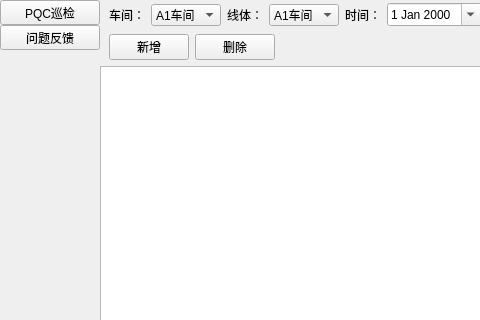
Above: DailyProblemPage/dailyproblempage.ui from huang4095/dailyWork before the change; both pictures show x 0 to 480 and y 0 to 320 of the 1041 by 545 pixel window. Below: the same form after it.
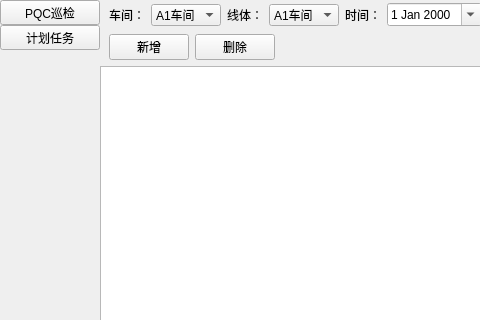
That is the form after the change.

```diff
--- a/DailyProblemPage/dailyproblempage.ui
+++ b/DailyProblemPage/dailyproblempage.ui
@@ -75,7 +75,7 @@
          </sizepolicy>
         </property>
         <property name="text">
-         <string>问题反馈</string>
+         <string>计划任务</string>
         </property>
        </widget>
       </item>
```
Left out of the diff: 16 changed lines with no effect on the pictures.
